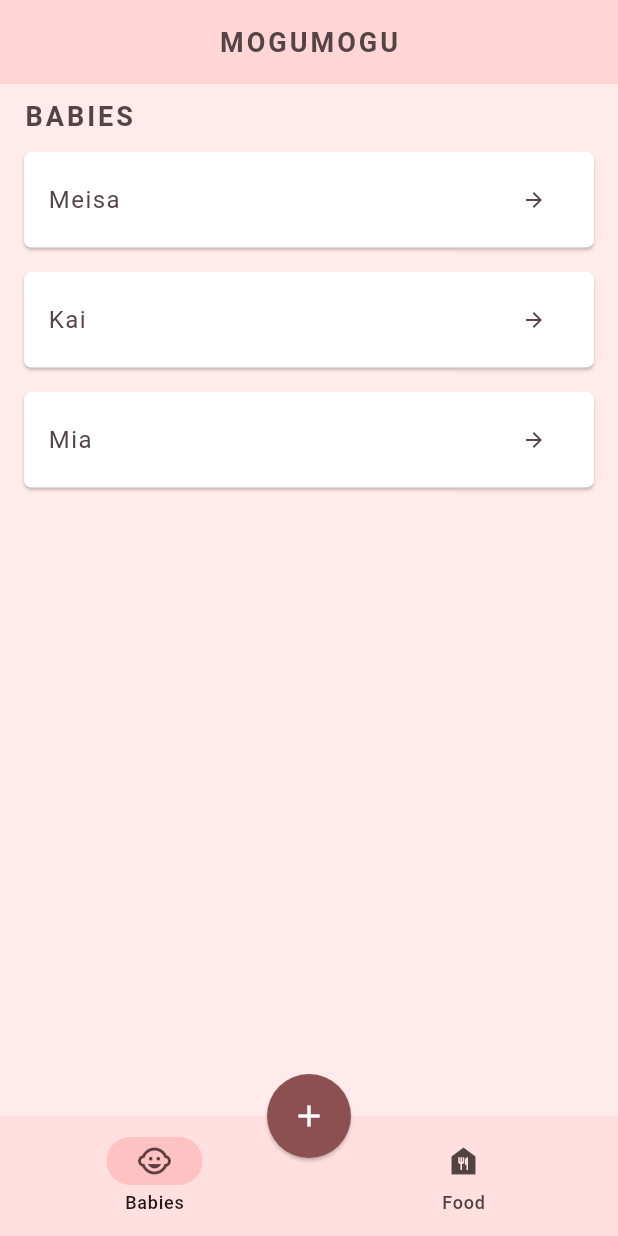
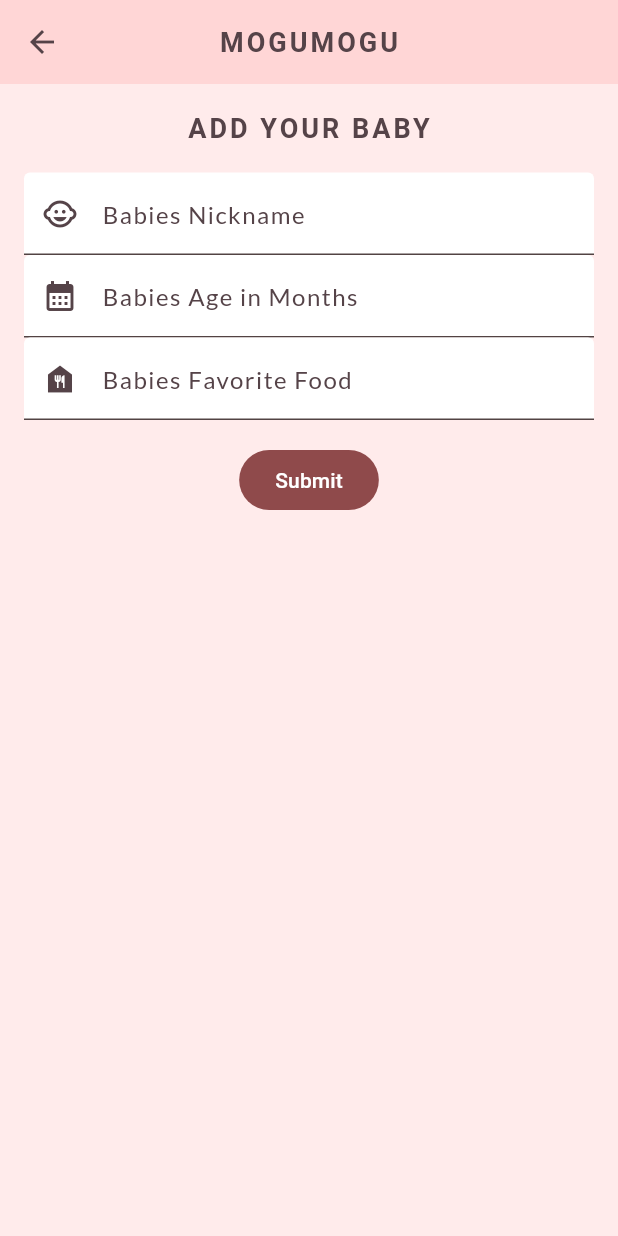
Before and after one commit to Zugim/MoguMogu, a Flutter app: the screen it shows after launch, after a tap on the "add" icon, on a phone screen of 412 x 824 dp. Run offline on Flutter 3.47's test engine with Material 3 defaults, Android fonts, the light colour scheme and no system bars; our stand-ins replace google_fonts; Roboto replaces fonts that are missing (Vollkorn).

Commit message:
feat: implement profile creation for babies

```diff
--- a/lib/models/baby.dart
+++ b/lib/models/baby.dart
@@ -1,13 +1,19 @@
 class Baby {
-  Baby({required this.name, required this.favouriteFood, required this.id});
+  Baby({
+    required this.name,
+    required this.age,
+    required this.favouriteFood,
+    required this.id,
+  });
 
   final String name;
+  final int age;
   final String favouriteFood;
   final int id;
 }
 
 List babies = [
-  Baby(name: "Meisa", favouriteFood: "Banana", id: 01),
-  Baby(name: "Kai", favouriteFood: "Rice Balls", id: 02),
-  Baby(name: "Mia", favouriteFood: "Milk", id: 03),
+  Baby(name: "Meisa", age: 9, favouriteFood: "Banana", id: 01),
+  Baby(name: "Kai", age: 12, favouriteFood: "Rice Balls", id: 02),
+  Baby(name: "Mia", age: 4, favouriteFood: "Milk", id: 03),
 ];
--- /dev/null
+++ b/lib/screens/add_baby/add_baby.dart
@@ -0,0 +1,111 @@
+import 'package:flutter/material.dart';
+import 'package:mogu_mogu/models/baby.dart';
+import 'package:mogu_mogu/screens/home/home.dart';
+import 'package:mogu_mogu/shared/styled_text.dart';
+import "package:google_fonts/google_fonts.dart";
+
+class AddBaby extends StatefulWidget {
+  const AddBaby({super.key});
+
+  @override
+  State<AddBaby> createState() => _AddBabyState();
+}
+
+class _AddBabyState extends State<AddBaby> {
+  final _nameController = TextEditingController();
+  final _ageController = TextEditingController();
+  final _favFoodController = TextEditingController();
+
+  @override
+  void dispose() {
+    _nameController.dispose();
+    _ageController.dispose();
+    _favFoodController.dispose();
+    super.dispose();
+  }
+
+  void handleSubmit() {
+    if (_nameController.text.trim().isEmpty ||
+        _ageController.text.trim().isEmpty ||
+        _favFoodController.text.trim().isEmpty) {
+      print("Please fill in all fields");
+      return;
+    }
+
+    print(_nameController.text);
+    print(_ageController.text);
+    print(_favFoodController.text);
+
+    babies.add(
+      Baby(
+        name: _nameController.text,
+        age: int.parse(_ageController.text),
+        favouriteFood: _favFoodController.text,
+        id: 10,
+      ),
+    );
+  }
+
+  @override
+  Widget build(BuildContext context) {
+    return Scaffold(
+      appBar: AppBar(title: StyledTitle("MoguMogu"), centerTitle: true),
+      floatingActionButtonLocation: FloatingActionButtonLocation.centerDocked,
+      body: Container(
+        padding: EdgeInsets.all(16),
+        child: Column(
+          spacing: 16,
+          children: [
+            StyledTitle("Add your baby"),
+            Column(
+              children: [
+                TextField(
+                  controller: _nameController,
+                  style: GoogleFonts.lato(
+                    textStyle: Theme.of(context).textTheme.bodyMedium,
+                  ),
+                  decoration: InputDecoration(
+                    prefixIcon: Icon(Icons.child_care),
+                    label: StyledText("Babies Nickname"),
+                  ),
+                ),
+                TextField(
+                  controller: _ageController,
+                  style: GoogleFonts.lato(
+                    textStyle: Theme.of(context).textTheme.bodyMedium,
+                  ),
+                  decoration: InputDecoration(
+                    prefixIcon: Icon(Icons.calendar_month),
+                    label: StyledText("Babies Age in Months"),
+                  ),
+                ),
+                TextField(
+                  controller: _favFoodController,
+                  style: GoogleFonts.lato(
+                    textStyle: Theme.of(context).textTheme.bodyMedium,
+                  ),
+                  decoration: InputDecoration(
+                    prefixIcon: Icon(Icons.food_bank),
+                    label: StyledText("Babies Favorite Food"),
+                  ),
+                ),
+              ],
+            ),
+            Center(
+              child: FilledButton(
+                onPressed: () {
+                  handleSubmit();
+                  Navigator.push(
+                    context,
+                    MaterialPageRoute(builder: (context) => Home()),
+                  );
+                },
+                child: Text("Submit"),
+              ),
+            ),
+          ],
+        ),
+      ),
+    );
+  }
+}
--- a/lib/screens/home/home.dart
+++ b/lib/screens/home/home.dart
@@ -1,4 +1,5 @@
 import "package:flutter/material.dart";
+import "package:mogu_mogu/screens/add_baby/add_baby.dart";
 import "package:mogu_mogu/screens/babies/babies.dart";
 import "package:mogu_mogu/screens/food/food.dart";
 import "package:mogu_mogu/shared/styled_text.dart";
@@ -20,15 +21,6 @@ class _HomeState extends State<Home> {
     });
   }
 
-  void actionButtonPressed() {
-    if (_selectedIndex == 0) {
-      print("BABIES");
-    }
-    if (_selectedIndex == 1) {
-      print("FOOD");
-    }
-  }
-
   @override
   Widget build(BuildContext context) {
     return Builder(
@@ -37,7 +29,12 @@ class _HomeState extends State<Home> {
           return Scaffold(
             appBar: AppBar(title: StyledTitle("MoguMogu"), centerTitle: true),
             floatingActionButton: FloatingActionButton(
-              onPressed: actionButtonPressed,
+              onPressed: () {
+                Navigator.push(
+                  context,
+                  MaterialPageRoute(builder: (context) => AddBaby()),
+                );
+              },
               backgroundColor: AppColors.accentColor,
               foregroundColor: Colors.white,
               elevation: 1,
@@ -94,27 +91,3 @@ class _HomeState extends State<Home> {
     );
   }
 }
-
-// Scaffold(
-      // appBar: AppBar(title: StyledTitle("MoguMogu"), centerTitle: true),
-      // floatingActionButton: FloatingActionButton(
-      //   onPressed: actionButtonPressed,
-      //   backgroundColor: AppColors.accentColor,
-      //   foregroundColor: Colors.white,
-      //   elevation: 1,
-      //   shape: RoundedRectangleBorder(borderRadius: BorderRadius.circular(100)),
-      //   child: Icon(Icons.add),
-      // ),
-      // floatingActionButtonLocation: FloatingActionButtonLocation.centerDocked,
-      // bottomNavigationBar: NavigationBar(
-      //   backgroundColor: AppColors.secondaryColor.withAlpha(150),
-      //   indicatorColor: AppColors.primaryColor.withAlpha(150),
-      //   destinations: [
-      //     NavigationDestination(icon: Icon(Icons.child_care), label: 'Babies'),
-      //     NavigationDestination(icon: Icon(Icons.food_bank), label: 'Food'),
-      //   ],
-      //   selectedIndex: _selectedIndex,
-      //   onDestinationSelected: _onItemTapped,
-      // ),
-      // body: [Babies(), Food()][_selectedIndex],
-//     );
--- a/lib/theme.dart
+++ b/lib/theme.dart
@@ -42,4 +42,10 @@ ThemeData primaryTheme = ThemeData(
     shape: RoundedRectangleBorder(borderRadius: BorderRadius.circular(5)),
     margin: EdgeInsets.only(bottom: 16),
   ),
+  inputDecorationTheme: InputDecorationTheme(
+    filled: true,
+    fillColor: Colors.white,
+    labelStyle: TextStyle(color: AppColors.textColor),
+    prefixIconColor: AppColors.textColor,
+  ),
 );
```
Also changed, not shown: lib/screens/baby_profile/baby_profile.dart (+0 -29 lines).
